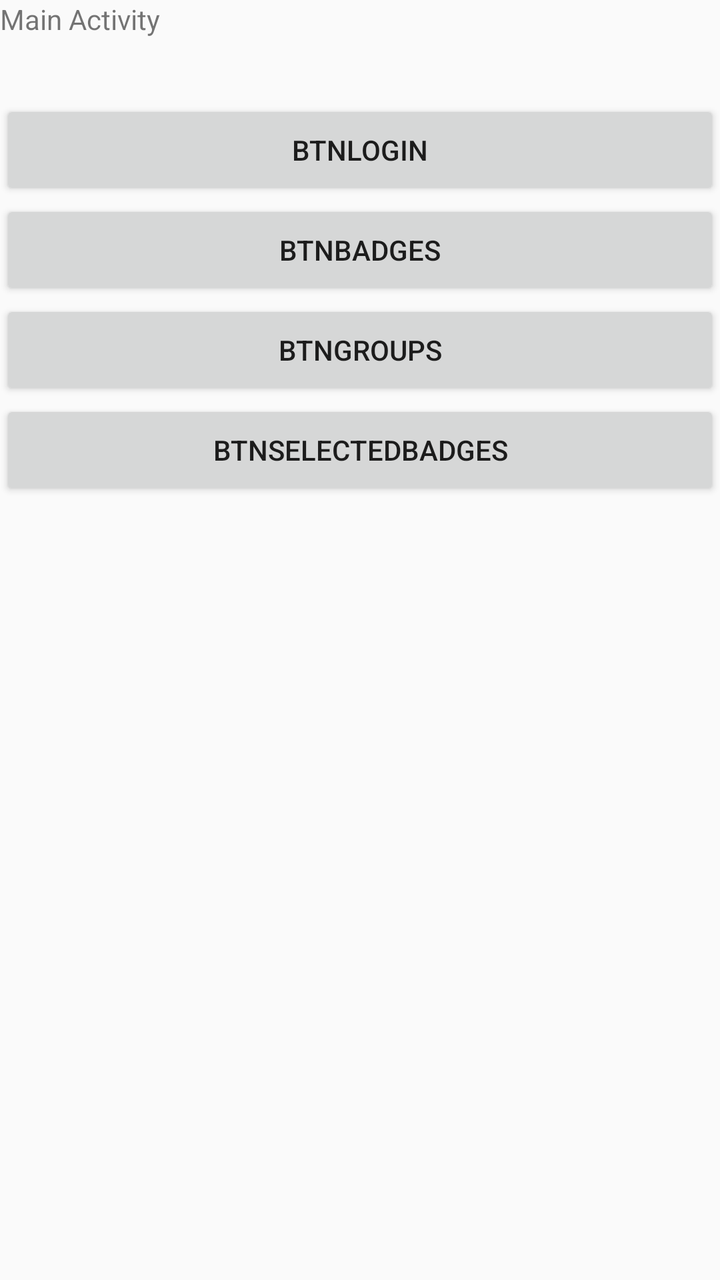
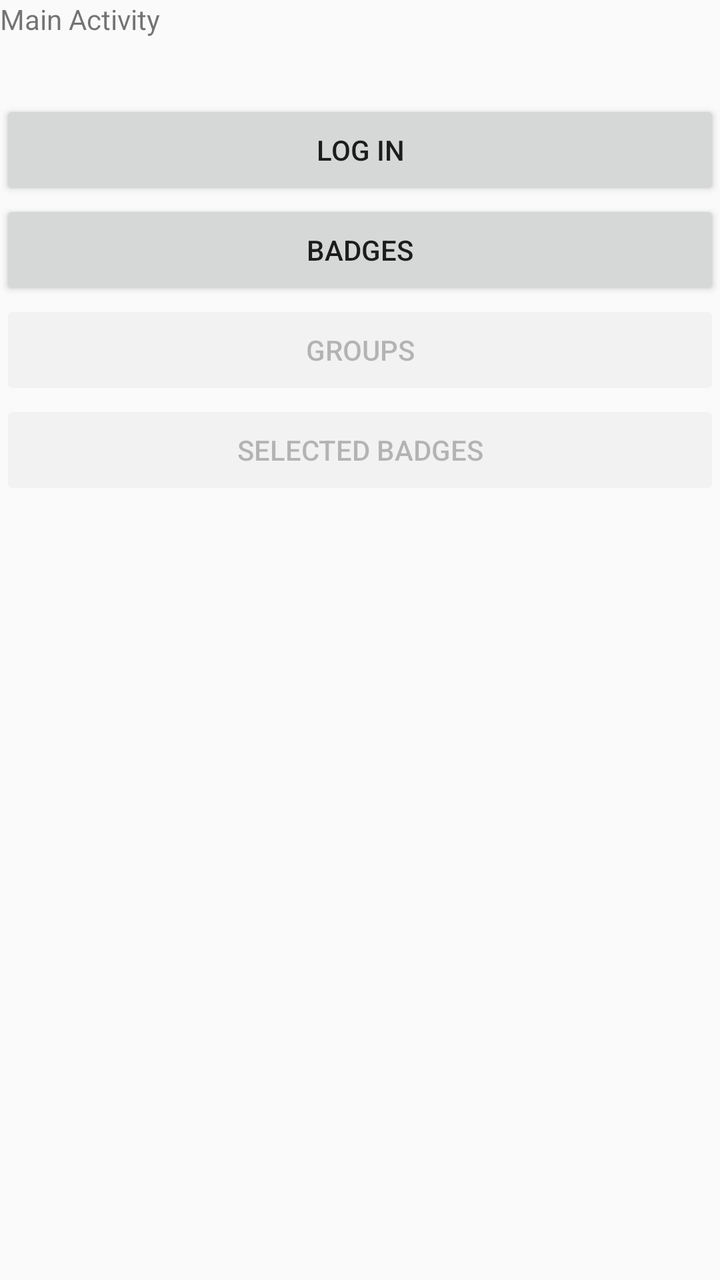

An Android layout rendered at two revisions. The XML below is the earlier revision; the diff shows what the commit changed to produce the second picture.
<!-- AndroidManifest.xml: activity theme Theme.ScoutBadgeTrackerApp -->
<!-- res/layout/activity_main.xml -->
<?xml version="1.0" encoding="utf-8"?>
<LinearLayout xmlns:android="http://schemas.android.com/apk/res/android"
    xmlns:app="http://schemas.android.com/apk/res-auto"
    xmlns:tools="http://schemas.android.com/tools"
    android:id="@+id/layout"
    android:orientation="vertical"
    android:layout_width="match_parent"
    android:layout_height="match_parent">

    <TextView
        android:id="@+id/txtTitle"
        android:layout_width="match_parent"
        android:layout_height="50dp"
        android:text="Main Activity"
    />

    <Button
        android:id="@+id/btnLogin"
        android:layout_width="match_parent"
        android:layout_height="50dp"
        android:text="btnLogin" />
    <Button
        android:id="@+id/btnBadges"
        android:layout_width="match_parent"
        android:layout_height="50dp"
        android:text="btnBadges" />
    <Button
        android:id="@+id/btnGroups"
        android:layout_width="match_parent"
        android:layout_height="50dp"
        android:text="btnGroups" />
    <Button
        android:id="@+id/btnSelectedBadges"
        android:layout_width="match_parent"
        android:layout_height="50dp"
        android:text="btnSelectedBadges" />

</LinearLayout>
<!-- resources referenced by this layout -->
<resources>
  <style name="Theme.ScoutBadgeTrackerApp" parent="android:Theme.Material.Light.NoActionBar" />
</resources>

<!-- the commit's change to res/layout/activity_main.xml (unified diff, before → after) -->
@@ -18,21 +18,23 @@
         android:id="@+id/btnLogin"
         android:layout_width="match_parent"
         android:layout_height="50dp"
-        android:text="btnLogin" />
+        android:text="@string/logIn" />
     <Button
         android:id="@+id/btnBadges"
         android:layout_width="match_parent"
         android:layout_height="50dp"
-        android:text="btnBadges" />
+        android:text="@string/badges" />
     <Button
         android:id="@+id/btnGroups"
         android:layout_width="match_parent"
         android:layout_height="50dp"
-        android:text="btnGroups" />
+        android:text="@string/groups"
+        android:enabled="false"/>
     <Button
         android:id="@+id/btnSelectedBadges"
         android:layout_width="match_parent"
         android:layout_height="50dp"
-        android:text="btnSelectedBadges" />
+        android:text="@string/selectedBadges"
+        android:enabled="false"/>
 
 </LinearLayout>
<!-- resource entries referenced after the edit -->
@@ -1,5 +1,9 @@
 <!-- resources referenced by this layout -->
 <resources>
+  <string name="badges">Badges</string>
+  <string name="groups">Groups</string>
+  <string name="logIn">Log In</string>
+  <string name="selectedBadges">Selected Badges</string>
   <style name="Theme.ScoutBadgeTrackerApp" parent="android:Theme.Material.Light.NoActionBar" />
 </resources>
 
